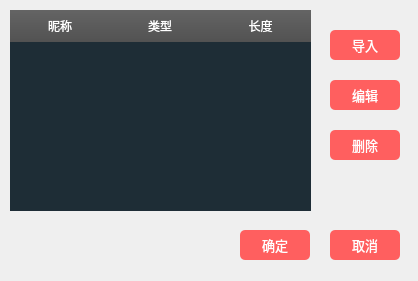
This is Fdog-Kit/module_connect/secretkeywidget.ui in HuaGouFdog/Fdog-Kit as Qt 5 draws it before an edit. The edited form follows.
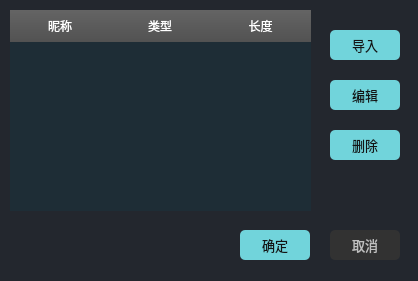
This is the edited form. Icons and pictures are not drawn.

```diff
--- a/Fdog-Kit/module_connect/secretkeywidget.ui
+++ b/Fdog-Kit/module_connect/secretkeywidget.ui
@@ -37,7 +37,7 @@
     <widget class="QWidget" name="widget" native="true">
      <property name="styleSheet">
       <string notr="true">#widget{
-border-image: url(:/lib/back1.png);
+	background-color: rgb(35, 39, 46);
 color: rgb(255, 255, 255);
 }</string>
      </property>
@@ -71,8 +71,9 @@
       </property>
       <property name="styleSheet">
        <string notr="true">QToolButton {
-	color: rgb(255, 255, 255);
-	background-color: rgb(255, 95, 95);
+	
+    color: rgb(191, 191, 191);
+	background-color: rgb(50, 50, 50);
 	border-radius: 5px;
 }
 
@@ -120,8 +121,8 @@
       </property>
       <property name="styleSheet">
        <string notr="true">QToolButton {
-	color: rgb(255, 255, 255);
-	background-color: rgb(255, 95, 95);
+	color: rgb(20, 20, 20);
+	background-color: rgb(113, 212, 219);
 	border-radius: 5px;
 }
 
@@ -129,7 +130,6 @@
 	image: None;
 }
 
- 
 QToolButton:hover {
 	color: rgb(255, 255, 255);
 	background-color: rgb(255, 95, 95);
@@ -318,8 +318,8 @@
       </property>
       <property name="styleSheet">
        <string notr="true">QToolButton {
-	color: rgb(255, 255, 255);
-	background-color: rgb(255, 95, 95);
+	color: rgb(20, 20, 20);
+	background-color: rgb(113, 212, 219);
 	border-radius: 5px;
 }
 
@@ -327,7 +327,6 @@
 	image: None;
 }
 
- 
 QToolButton:hover {
 	color: rgb(255, 255, 255);
 	background-color: rgb(255, 95, 95);
@@ -367,8 +366,8 @@
       </property>
       <property name="styleSheet">
        <string notr="true">QToolButton {
-	color: rgb(255, 255, 255);
-	background-color: rgb(255, 95, 95);
+	color: rgb(20, 20, 20);
+	background-color: rgb(113, 212, 219);
 	border-radius: 5px;
 }
 
@@ -376,7 +375,6 @@
 	image: None;
 }
 
- 
 QToolButton:hover {
 	color: rgb(255, 255, 255);
 	background-color: rgb(255, 95, 95);
@@ -416,8 +414,8 @@
       </property>
       <property name="styleSheet">
        <string notr="true">QToolButton {
-	color: rgb(255, 255, 255);
-	background-color: rgb(255, 95, 95);
+	color: rgb(20, 20, 20);
+	background-color: rgb(113, 212, 219);
 	border-radius: 5px;
 }
 
@@ -425,7 +423,6 @@
 	image: None;
 }
 
- 
 QToolButton:hover {
 	color: rgb(255, 255, 255);
 	background-color: rgb(255, 95, 95);
```
Left out of the diff: 22 changed lines with no effect on the pictures.
